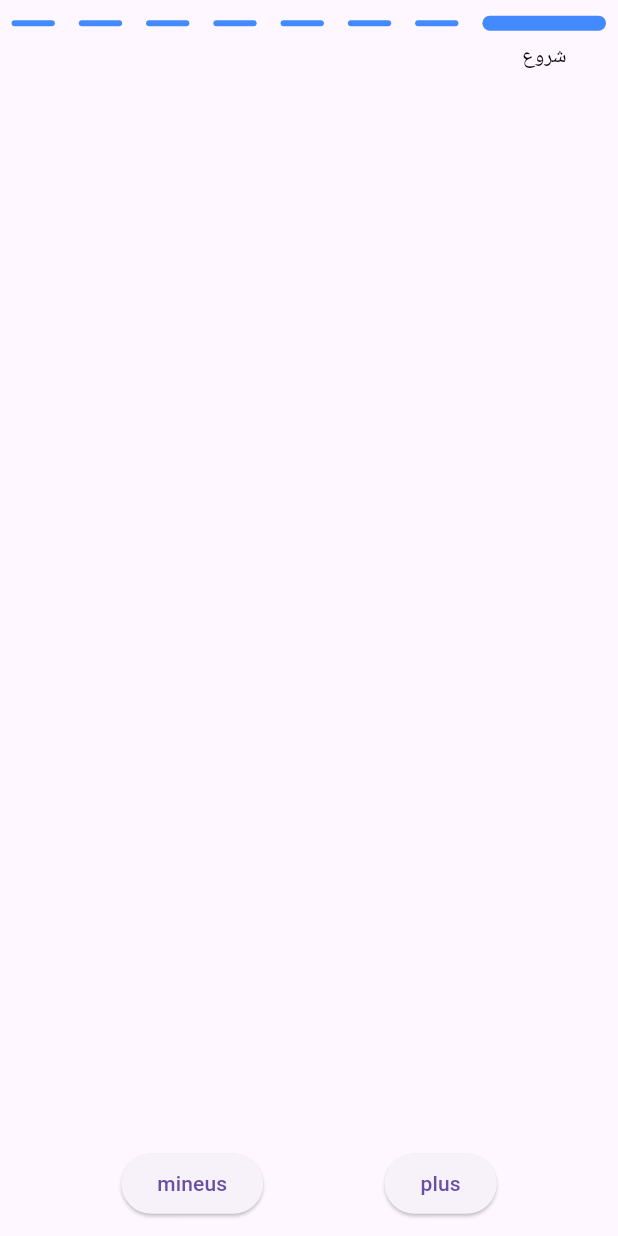
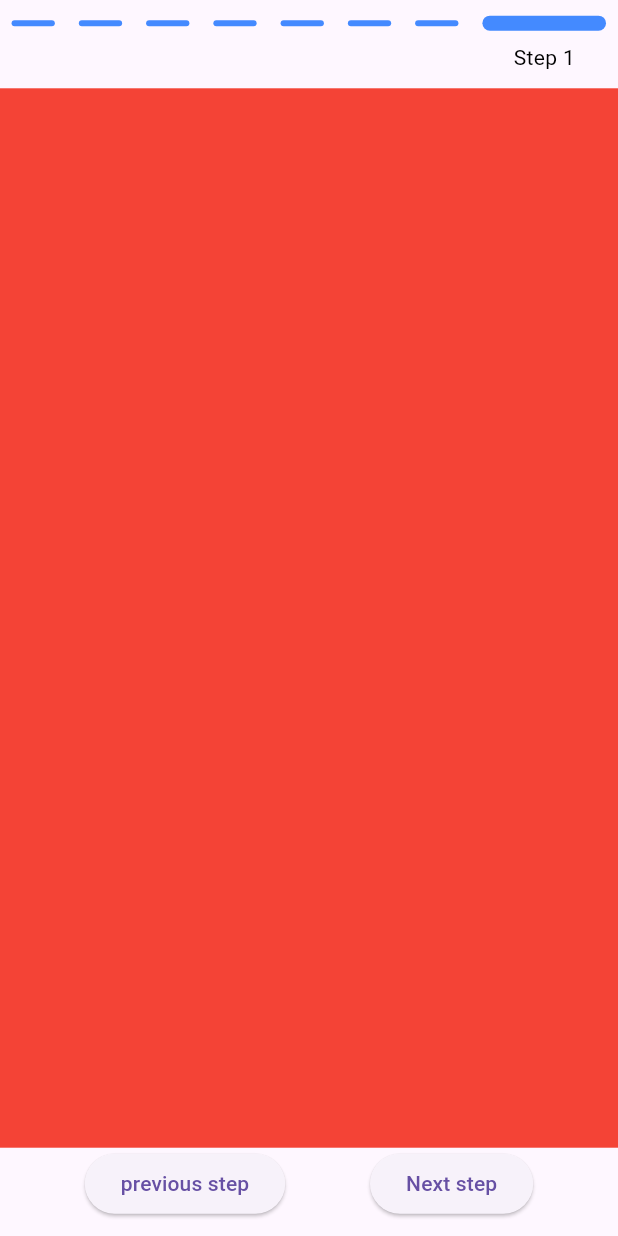
Before and after one commit to Ramtinmoradi/simple_flutter_stepper, a Flutter app: the screen it shows after launch, on a phone screen of 412 x 824 dp. Run offline on Flutter 3.47's test engine with Material 3 defaults, Android fonts, the phone set to English and light mode, and no system bars.

```diff
--- a/example/lib/main.dart
+++ b/example/lib/main.dart
@@ -21,6 +21,26 @@ class _MyAppState extends State<MyApp> {
     });
   }
 
+  getColor(int index) {
+    if (index == 0) {
+      return Colors.red;
+    } else if (index == 1) {
+      return Colors.green;
+    } else if (index == 2) {
+      return Colors.blue;
+    } else if (index == 3) {
+      return Colors.orange;
+    } else if (index == 4) {
+      return Colors.white;
+    } else if (index == 5) {
+      return Colors.brown;
+    } else if (index == 6) {
+      return Colors.cyan;
+    } else if (index == 7) {
+      return Colors.purple;
+    }
+  }
+
   @override
   Widget build(BuildContext context) {
     return MaterialApp(
@@ -29,10 +49,12 @@ class _MyAppState extends State<MyApp> {
         itemCount: 8,
         activeStep: currentStep,
         textStyle: const TextStyle(fontSize: 14.0, color: Colors.black),
-        titles: const ['شروع', 'کارشناسی', 'اظهارات', 'کالا', 'خدمت', 'اتمام کار', 'صورت حساب', 'پرداخت'],
+        titles: const ['Step 1', 'Step 2', 'Step 3', 'Step 4', 'Step 5', 'Step 6', 'Step 7', 'Step 8'],
         duration: const Duration(milliseconds: 2000),
         color: Colors.blueAccent,
-        bodyChild: Container(),
+        bodyChild: Container(
+          color: getColor(currentStep),
+        ),
         footerChild: Row(
           mainAxisAlignment: MainAxisAlignment.spaceEvenly,
           children: [
@@ -40,13 +62,13 @@ class _MyAppState extends State<MyApp> {
               onPressed: () {
                 goToStep(currentStep + 1);
               },
-              child: const Text('plus'),
+              child: const Text('Next step'),
             ),
             ElevatedButton(
               onPressed: () {
                 goToStep(currentStep - 1);
               },
-              child: const Text('mineus'),
+              child: const Text('previous step'),
             ),
           ],
         ),
--- a/example/pubspec.yaml
+++ b/example/pubspec.yaml
@@ -26,8 +26,8 @@ flutter:
 
   uses-material-design: true
 
-  # assets:
-  #   - images/a_dot_burr.jpeg
+  assets:
+    - assets/custom_stepper.gif
   #   - images/a_dot_ham.jpeg
 
   # fonts:
```
Also changed, not shown: example/assets/custom_stepper.gif (added), example/pubspec.lock, 1 other file.
